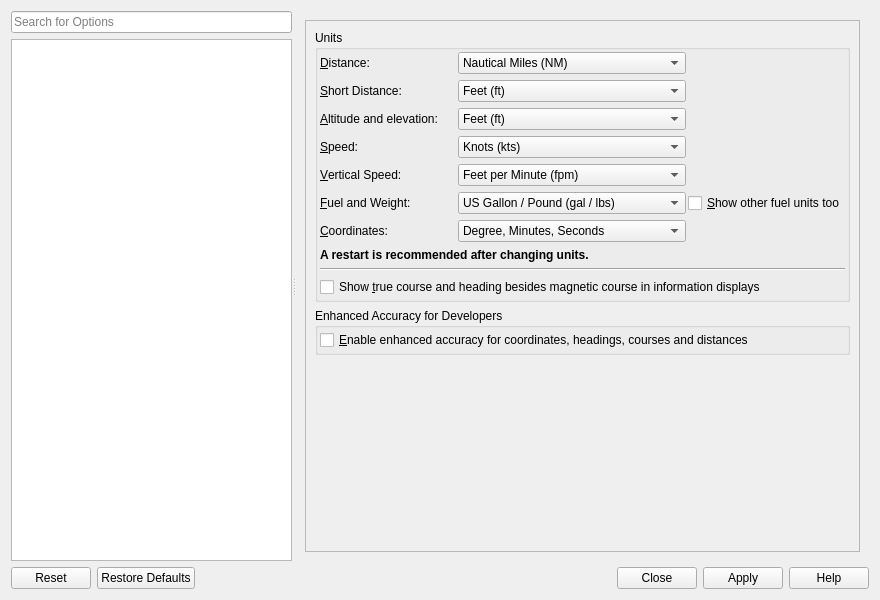
First picture: the form in src/options/optionsdialog.ui, repository albar965/littlenavmap, before the edit.
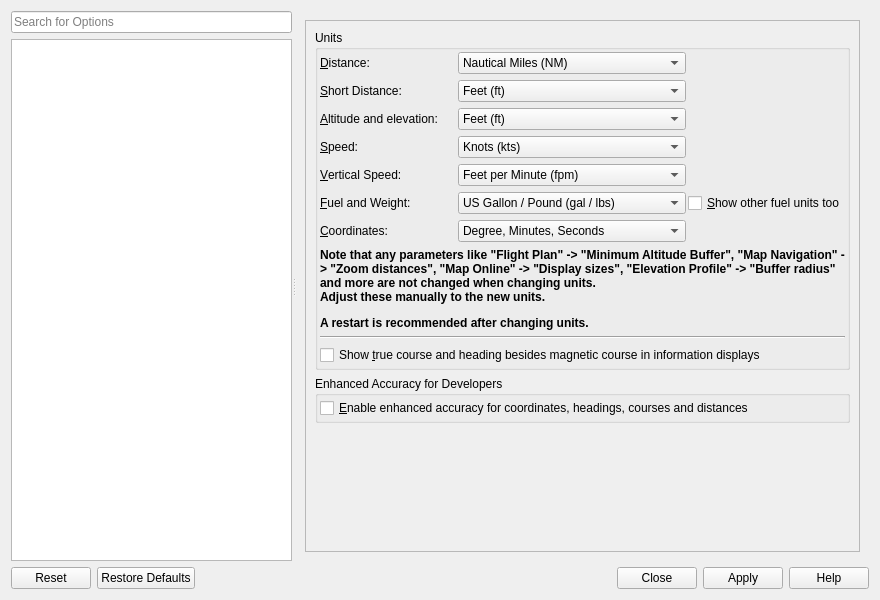
Second picture: the form after the edit. The open tabs and pages were chosen to show the change. Icons and pictures are not drawn.

Commit message: Added note about changing values when changing units.

The edit to the form file:
```diff
--- a/src/options/optionsdialog.ui
+++ b/src/options/optionsdialog.ui
@@ -1484,14 +1484,9 @@
                 </widget>
                </item>
                <item row="7" column="0" colspan="3">
-                <widget class="QLabel" name="label_2">
-                 <property name="font">
-                  <font>
-                   <bold>false</bold>
-                  </font>
-                 </property>
+                <widget class="QLabel" name="labelOptionsUnitsHint_2">
                  <property name="text">
-                  <string>&lt;b&gt;A restart is recommended after changing units.&lt;/b&gt;</string>
+                  <string>&lt;html&gt;&lt;head/&gt;&lt;body&gt;&lt;p&gt;&lt;span style=&quot; font-weight:700;&quot;&gt;Note that any parameters like &amp;quot;Flight Plan&amp;quot; -&amp;gt; &amp;quot;Minimum Altitude Buffer&amp;quot;, &amp;quot;Map Navigation&amp;quot; -&amp;gt; &amp;quot;Zoom distances&amp;quot;, &amp;quot;Map Online&amp;quot; -&amp;gt; &amp;quot;Display sizes&amp;quot;, &amp;quot;Elevation Profile&amp;quot; -&amp;gt; &amp;quot;Buffer radius&amp;quot; and more are not changed when changing units. &lt;br/&gt;Adjust these manually to the new units.&lt;/span&gt;&lt;/p&gt;&lt;p&gt;&lt;span style=&quot; font-weight:700;&quot;&gt;A restart is recommended after changing units.&lt;/span&gt;&lt;/p&gt;&lt;/body&gt;&lt;/html&gt;</string>
                  </property>
                  <property name="wordWrap">
                   <bool>true</bool>
```
Left out of the diff: 394 changed lines with no effect on the pictures.
